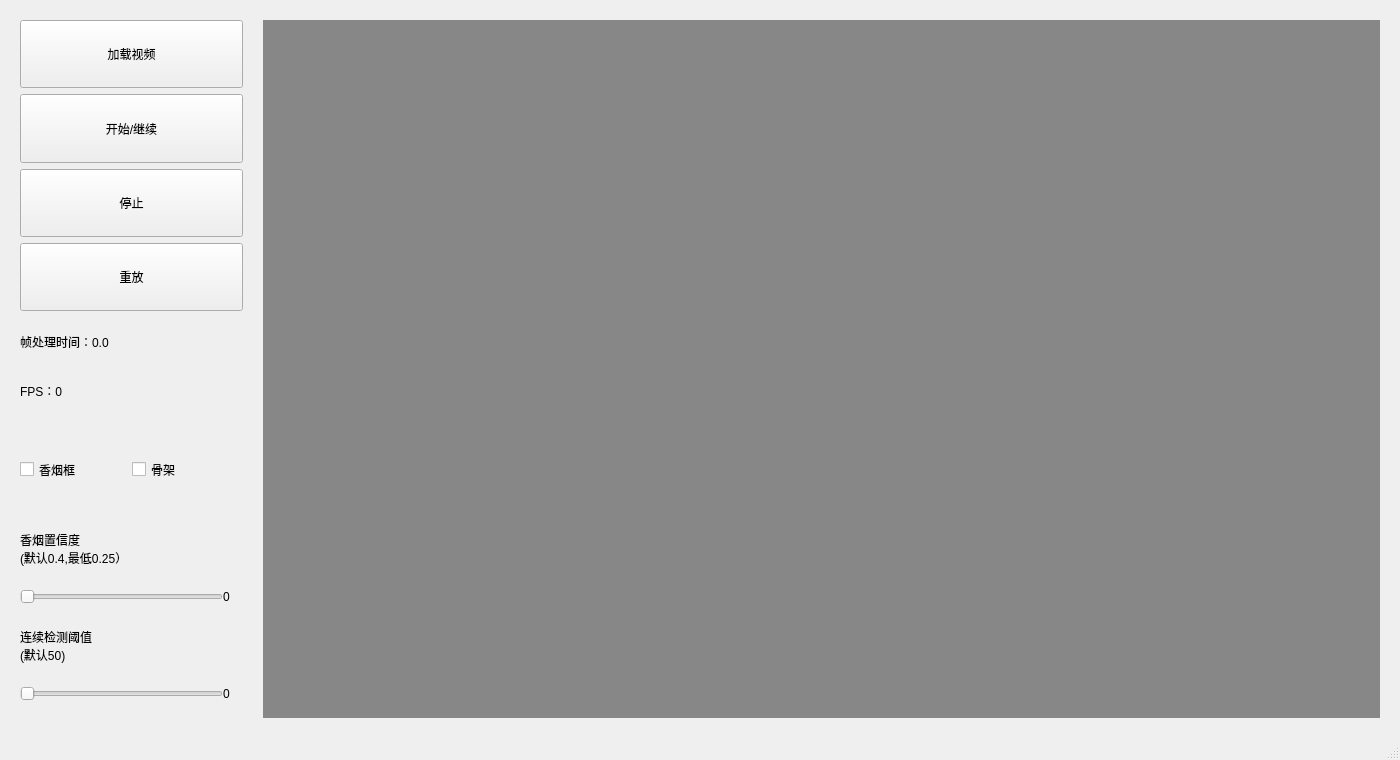
Qt form un.ui (Leviathanlzx/cgr_detection) before a commit.
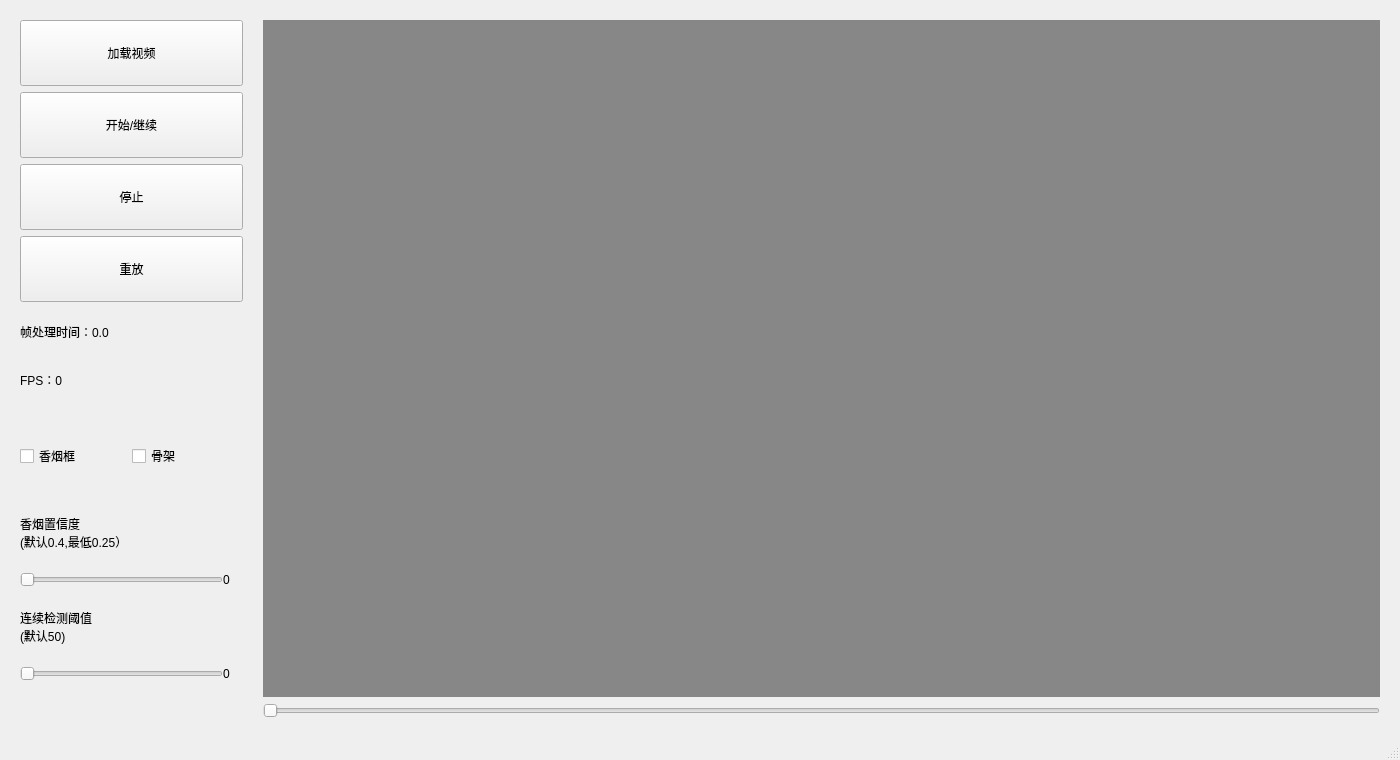
The same form after that commit.

What changed in the file:
```diff
--- a/un.ui
+++ b/un.ui
@@ -14,7 +14,7 @@
    <string>MainWindow</string>
   </property>
   <widget class="QWidget" name="centralwidget">
-   <layout class="QGridLayout" name="gridLayout" rowstretch="3,1,1,2" columnstretch="1,5">
+   <layout class="QGridLayout" name="gridLayout" rowstretch="3,1,1,2,0" columnstretch="1,5">
     <property name="leftMargin">
      <number>20</number>
     </property>
@@ -113,6 +113,39 @@
       </item>
      </layout>
     </item>
+    <item row="2" column="0">
+     <layout class="QHBoxLayout" name="horizontalLayout_3">
+      <property name="sizeConstraint">
+       <enum>QLayout::SetDefaultConstraint</enum>
+      </property>
+      <item>
+       <widget class="QCheckBox" name="cig">
+        <property name="sizePolicy">
+         <sizepolicy hsizetype="Preferred" vsizetype="Preferred">
+          <horstretch>0</horstretch>
+          <verstretch>0</verstretch>
+         </sizepolicy>
+        </property>
+        <property name="text">
+         <string>香烟框</string>
+        </property>
+       </widget>
+      </item>
+      <item>
+       <widget class="QCheckBox" name="skeleton">
+        <property name="sizePolicy">
+         <sizepolicy hsizetype="Preferred" vsizetype="Preferred">
+          <horstretch>0</horstretch>
+          <verstretch>0</verstretch>
+         </sizepolicy>
+        </property>
+        <property name="text">
+         <string>骨架</string>
+        </property>
+       </widget>
+      </item>
+     </layout>
+    </item>
     <item row="0" column="0">
      <layout class="QVBoxLayout" name="verticalLayout">
       <property name="spacing">
@@ -178,60 +211,6 @@
       </item>
      </layout>
     </item>
-    <item row="1" column="0">
-     <layout class="QVBoxLayout" name="verticalLayout_2">
-      <property name="leftMargin">
-       <number>0</number>
-      </property>
-      <item>
-       <widget class="QLabel" name="process_time">
-        <property name="text">
-         <string>帧处理时间：0.0</string>
-        </property>
-       </widget>
-      </item>
-      <item>
-       <widget class="QLabel" name="fps">
-        <property name="text">
-         <string>FPS：0</string>
-        </property>
-       </widget>
-      </item>
-     </layout>
-    </item>
-    <item row="2" column="0">
-     <layout class="QHBoxLayout" name="horizontalLayout_3">
-      <property name="sizeConstraint">
-       <enum>QLayout::SetDefaultConstraint</enum>
-      </property>
-      <item>
-       <widget class="QCheckBox" name="cig">
-        <property name="sizePolicy">
-         <sizepolicy hsizetype="Preferred" vsizetype="Preferred">
-          <horstretch>0</horstretch>
-          <verstretch>0</verstretch>
-         </sizepolicy>
-        </property>
-        <property name="text">
-         <string>香烟框</string>
-        </property>
-       </widget>
-      </item>
-      <item>
-       <widget class="QCheckBox" name="skeleton">
-        <property name="sizePolicy">
-         <sizepolicy hsizetype="Preferred" vsizetype="Preferred">
-          <horstretch>0</horstretch>
-          <verstretch>0</verstretch>
-         </sizepolicy>
-        </property>
-        <property name="text">
-         <string>骨架</string>
-        </property>
-       </widget>
-      </item>
-     </layout>
-    </item>
     <item row="0" column="1" rowspan="4">
      <widget class="QLabel" name="label">
       <property name="sizePolicy">
@@ -339,6 +318,34 @@
       </property>
      </widget>
     </item>
+    <item row="1" column="0">
+     <layout class="QVBoxLayout" name="verticalLayout_2">
+      <property name="leftMargin">
+       <number>0</number>
+      </property>
+      <item>
+       <widget class="QLabel" name="process_time">
+        <property name="text">
+         <string>帧处理时间：0.0</string>
+        </property>
+       </widget>
+      </item>
+      <item>
+       <widget class="QLabel" name="fps">
+        <property name="text">
+         <string>FPS：0</string>
+        </property>
+       </widget>
+      </item>
+     </layout>
+    </item>
+    <item row="4" column="1">
+     <widget class="QSlider" name="position">
+      <property name="orientation">
+       <enum>Qt::Horizontal</enum>
+      </property>
+     </widget>
+    </item>
    </layout>
   </widget>
   <widget class="QMenuBar" name="menubar">
```
